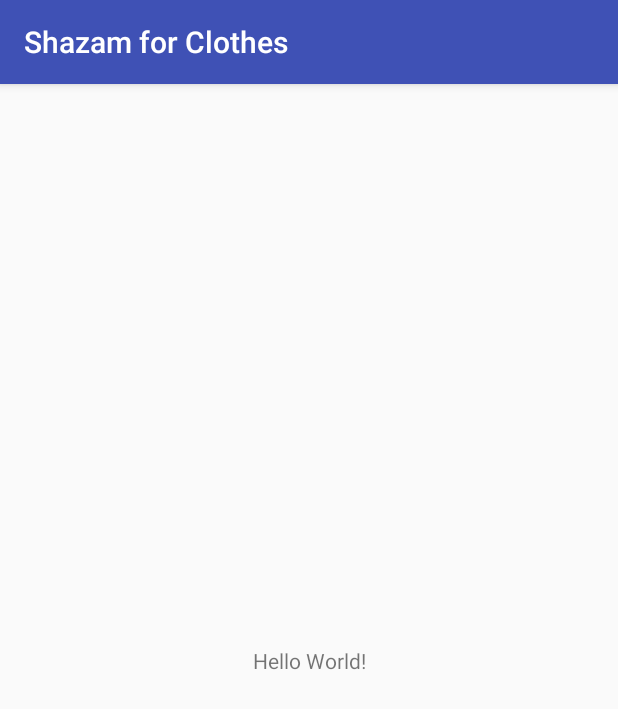
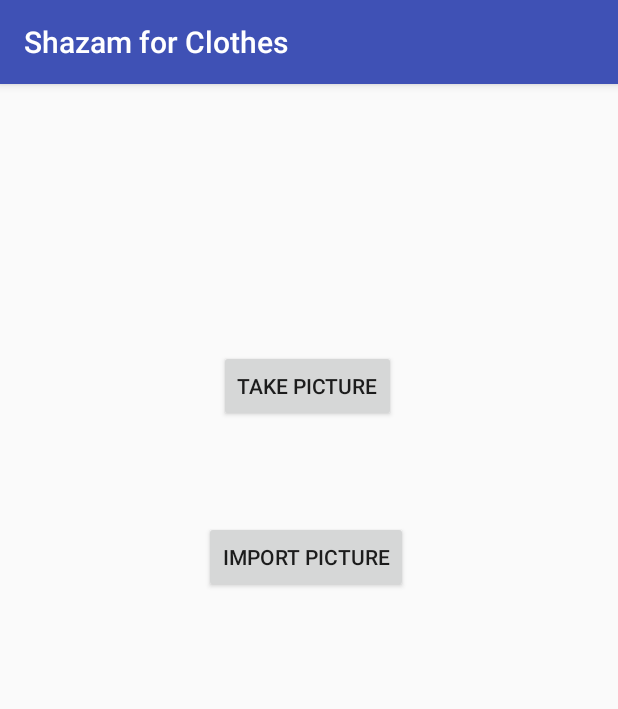
Before and after one commit to pjohn1203/ShazamforClothes, an Android app: the screen it shows after launch (MainActivity), on a phone screen of 412 x 824 dp. Shown: the top 709 px of the screen. Run offline under Robolectric (Android 15) with nearby library versions, the phone set to English and light mode, and no system bars.

Commit message:
Added buttons

```diff
--- a/app/src/main/res/layout/activity_main.xml
+++ b/app/src/main/res/layout/activity_main.xml
@@ -6,13 +6,23 @@
     android:layout_height="match_parent"
     tools:context="com.shazamforclothes.shazamforclothes.MainActivity">
 
-    <TextView
+    <Button
+        android:id="@+id/button"
         android:layout_width="wrap_content"
         android:layout_height="wrap_content"
-        android:text="Hello World!"
-        app:layout_constraintBottom_toBottomOf="parent"
-        app:layout_constraintLeft_toLeftOf="parent"
+        android:layout_marginRight="148dp"
+        android:layout_marginTop="177dp"
+        android:text="Take Picture"
         app:layout_constraintRight_toRightOf="parent"
         app:layout_constraintTop_toTopOf="parent" />
 
+    <Button
+        android:id="@+id/button2"
+        android:layout_width="wrap_content"
+        android:layout_height="wrap_content"
+        android:layout_marginRight="140dp"
+        android:layout_marginTop="291dp"
+        android:text="Import Picture"
+        app:layout_constraintRight_toRightOf="parent"
+        app:layout_constraintTop_toTopOf="parent" />
 </android.support.constraint.ConstraintLayout>
```
